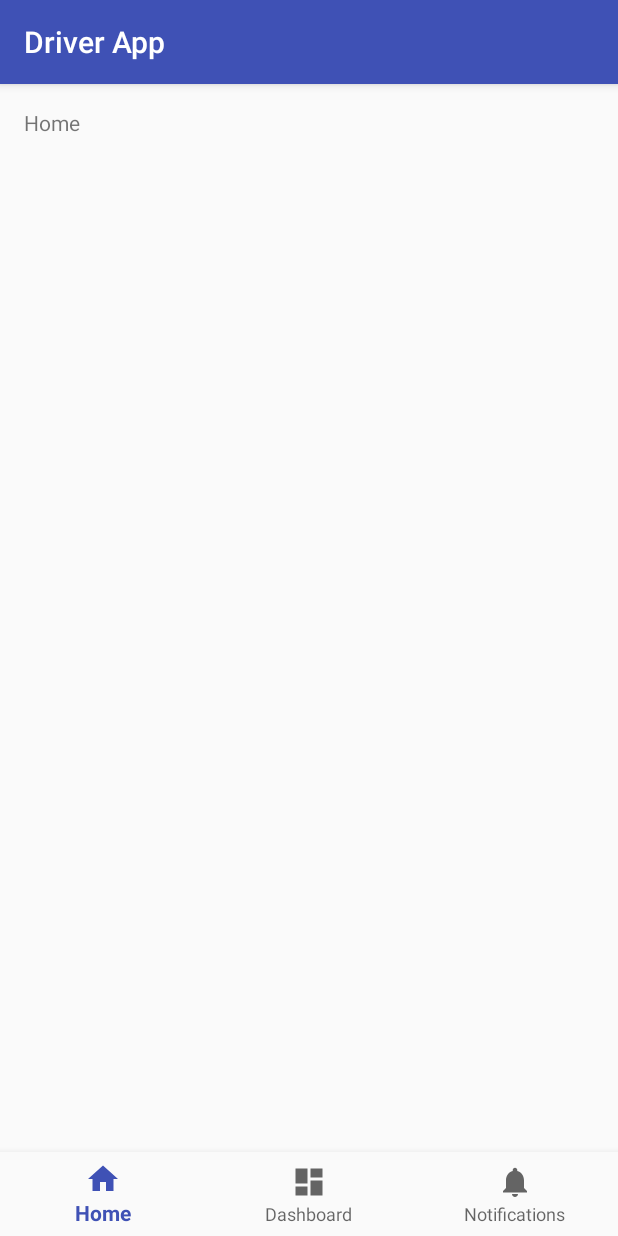
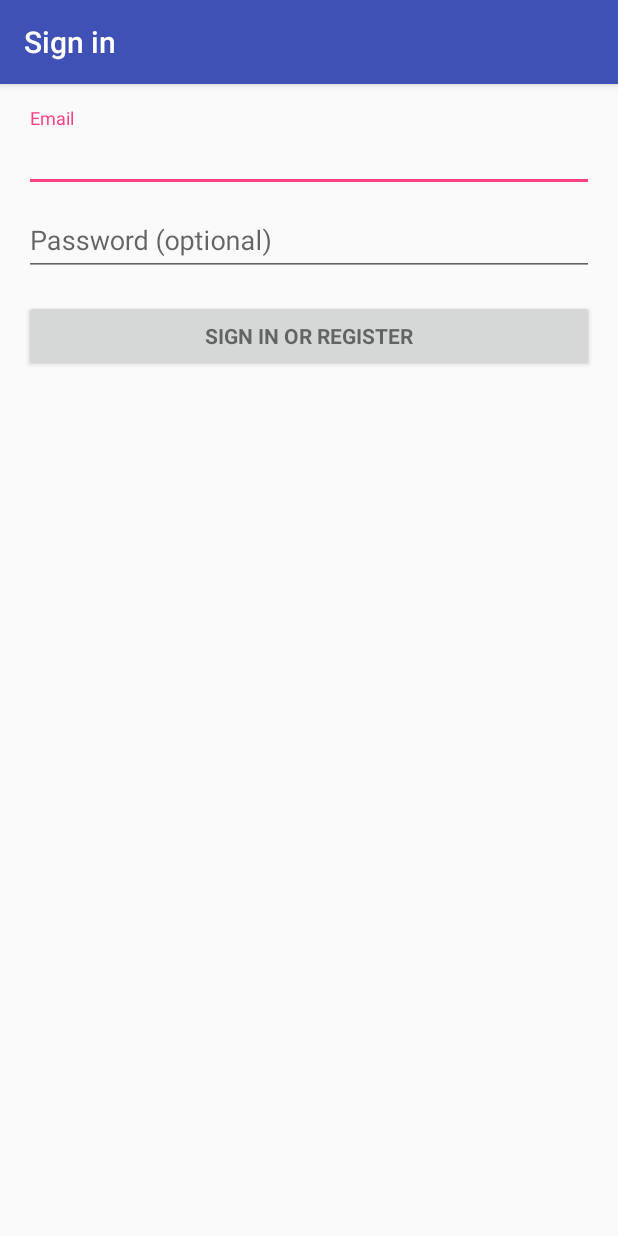
Before and after one commit to nucleussolutions/driver-mobile-app, an Android app: the screen it shows after launch (MainActivity before the commit, LoginActivity after it), on a phone screen of 412 x 824 dp. Run offline under Robolectric (Android 15) with nearby library versions, the phone set to English and light mode, and no system bars; our stand-ins replace Dagger/Hilt's generated code; libraries missing offline, so code that uses them is left out: com.jakewharton.retrofit2; 2 statements that could not run were skipped.

Commit message:
skeleton wip

```diff
--- a/app/src/main/AndroidManifest.xml
+++ b/app/src/main/AndroidManifest.xml
@@ -19,6 +19,12 @@
             android:name=".MainActivity"
             android:label="@string/app_name"
             android:theme="@style/AppTheme">
+
+        </activity>
+
+        <activity
+            android:name=".login.LoginActivity"
+            android:label="@string/title_activity_login">
             <intent-filter>
                 <action android:name="android.intent.action.MAIN" />
 
@@ -27,13 +33,10 @@
         </activity>
 
         <activity
-            android:name=".LoginActivity"
-            android:label="@string/title_activity_login" />
-        <activity
             android:name=".RegisterActivity"
             android:label="@string/title_activity_register" />
         <activity android:name=".ForgetPasswordActivity" />
-        <activity android:name=".DriveActivity">
+        <activity android:name=".drive.DriveActivity">
 
         </activity>
         <activity android:name=".IntroActivity" />
--- a/app/src/main/java/nucleus/com/driverapp/AppComponent.java
+++ b/app/src/main/java/nucleus/com/driverapp/AppComponent.java
@@ -1,9 +1,12 @@
 package nucleus.com.driverapp;
+
+import dagger.Component;
+import nucleus.com.driverapp.drive.DrivePresenter;
 
 /**
  * Created by kevintan on 28/08/2017.
  */
-
-public class AppComponent {
-
+@Component(modules = AppModule.class)
+public interface AppComponent {
+    void inject(DrivePresenter presenter);
 }
--- a/app/src/main/java/nucleus/com/driverapp/DriverApplication.java
+++ b/app/src/main/java/nucleus/com/driverapp/DriverApplication.java
@@ -6,11 +6,13 @@ import android.app.Application;
  * Created by kevintan on 27/10/2017.
  */
 
-public class DriverApplication extends Application{
+public class DriverApplication extends Application {
+
+    AppComponent appComponent;
 
     @Override
     public void onCreate() {
         super.onCreate();
-
+        appComponent = DaggerAppComponent.builder().appModule(new AppModule(this)).build();
     }
 }
--- a/app/src/main/java/nucleus/com/driverapp/drive/DriveView.java
+++ b/app/src/main/java/nucleus/com/driverapp/drive/DriveView.java
@@ -3,4 +3,5 @@ package nucleus.com.driverapp.drive;
 public interface DriveView {
     void showLoading();
     void hideLoading();
+    void submitLocation(Double lat, Double lng);
 }
--- a/app/src/main/java/nucleus/com/driverapp/RegisterActivity.java
+++ b/app/src/main/java/nucleus/com/driverapp/login/LoginActivity.java
@@ -1,4 +1,4 @@
-package nucleus.com.driverapp;
+package nucleus.com.driverapp.login;
 
 import android.animation.Animator;
 import android.animation.AnimatorListenerAdapter;
@@ -13,41 +13,34 @@ import android.content.CursorLoader;
 import android.content.Loader;
 import android.database.Cursor;
 import android.net.Uri;
-import android.os.AsyncTask;
 
 import android.os.Build;
 import android.os.Bundle;
 import android.provider.ContactsContract;
 import android.text.TextUtils;
-import android.view.KeyEvent;
 import android.view.View;
-import android.view.View.OnClickListener;
 import android.view.inputmethod.EditorInfo;
 import android.widget.ArrayAdapter;
 import android.widget.AutoCompleteTextView;
 import android.widget.Button;
 import android.widget.EditText;
-import android.widget.TextView;
 
 import java.util.ArrayList;
 import java.util.List;
+
+import nucleus.com.driverapp.R;
 
 import static android.Manifest.permission.READ_CONTACTS;
 
 /**
  * A login screen that offers login via email/password.
  */
-public class RegisterActivity extends AppCompatActivity implements LoaderCallbacks<Cursor> {
+public class LoginActivity extends AppCompatActivity implements LoaderCallbacks<Cursor> {
 
     /**
      * Id to identity READ_CONTACTS permission request.
      */
     private static final int REQUEST_READ_CONTACTS = 0;
-
-    /**
-     * Keep track of the login task to ensure we can cancel it if requested.
-     */
-//    private UserLoginTask mAuthTask = null;
 
     // UI references.
     private AutoCompleteTextView mEmailView;
@@ -58,7 +51,7 @@ public class RegisterActivity extends AppCompatActivity implements LoaderCallbac
     @Override
     protected void onCreate(Bundle savedInstanceState) {
         super.onCreate(savedInstanceState);
-        setContentView(R.layout.activity_register);
+        setContentView(R.layout.activity_login);
         // Set up the login form.
         mEmailView = findViewById(R.id.email);
         populateAutoComplete();
@@ -252,7 +245,7 @@ public class RegisterActivity extends AppCompatActivity implements LoaderCallbac
     private void addEmailsToAutoComplete(List<String> emailAddressCollection) {
         //Create adapter to tell the AutoCompleteTextView what to show in its dropdown list.
         ArrayAdapter<String> adapter =
-                new ArrayAdapter<>(RegisterActivity.this,
+                new ArrayAdapter<>(LoginActivity.this,
                         android.R.layout.simple_dropdown_item_1line, emailAddressCollection);
 
         mEmailView.setAdapter(adapter);
@@ -268,4 +261,5 @@ public class RegisterActivity extends AppCompatActivity implements LoaderCallbac
         int ADDRESS = 0;
         int IS_PRIMARY = 1;
     }
+
 }
--- a/app/src/main/java/nucleus/com/driverapp/login/LoginView.java
+++ b/app/src/main/java/nucleus/com/driverapp/login/LoginView.java
@@ -1,4 +1,6 @@
 package nucleus.com.driverapp.login;
+
+import nucleus.com.driverapp.response.AuthResponse;
 
 /**
  * Created by kevintan on 27/10/2017.
@@ -7,5 +9,7 @@ package nucleus.com.driverapp.login;
 public interface LoginView {
     void showLoading();
     void hideLoading();
-    void login();
+    void login(String email, String password);
+    void onSuccess(AuthResponse response);
+    void onFail(String message);
 }
--- a/app/src/main/res/layout/activity_drive.xml
+++ b/app/src/main/res/layout/activity_drive.xml
@@ -4,6 +4,6 @@
     xmlns:tools="http://schemas.android.com/tools"
     android:layout_width="match_parent"
     android:layout_height="match_parent"
-    tools:context="nucleus.com.driverapp.DriveActivity">
+    tools:context="nucleus.com.driverapp.drive.DriveActivity">
 
 </android.support.constraint.ConstraintLayout>
--- a/app/src/main/res/layout/activity_login.xml
+++ b/app/src/main/res/layout/activity_login.xml
@@ -8,7 +8,7 @@
     android:paddingLeft="@dimen/activity_horizontal_margin"
     android:paddingRight="@dimen/activity_horizontal_margin"
     android:paddingTop="@dimen/activity_vertical_margin"
-    tools:context="nucleus.com.driverapp.LoginActivity">
+    tools:context="nucleus.com.driverapp.login.LoginActivity">
 
     <!-- Login progress -->
     <ProgressBar
--- /dev/null
+++ b/app/src/main/res/layout/fragment_jobs.xml
@@ -0,0 +1,6 @@
+<?xml version="1.0" encoding="utf-8"?>
+<android.support.constraint.ConstraintLayout
+    xmlns:android="http://schemas.android.com/apk/res/android" android:layout_width="match_parent"
+    android:layout_height="match_parent">
+
+</android.support.constraint.ConstraintLayout>
```
Also changed, not shown: app/build.gradle (+7 -0 lines), app/src/main/java/nucleus/com/driverapp/drive/DriveActivity.java (renamed from app/src/main/java/nucleus/com/driverapp/DriveActivity.java, +16 -1 lines), app/src/main/java/nucleus/com/driverapp/jobs/JobsFragment.java (+6 -1 lines), app/src/main/java/nucleus/com/driverapp/jobs/JobsView.java (+6 -1 lines), app/src/main/java/nucleus/com/driverapp/login/LoginPresenter.java (+11 -0 lines), app/src/main/java/nucleus/com/driverapp/register/RegisterActivity.java (renamed from app/src/main/java/nucleus/com/driverapp/LoginActivity.java, +11 -5 lines), app/src/main/java/nucleus/com/driverapp/register/RegisterView.java (added, +11 -0 lines).
